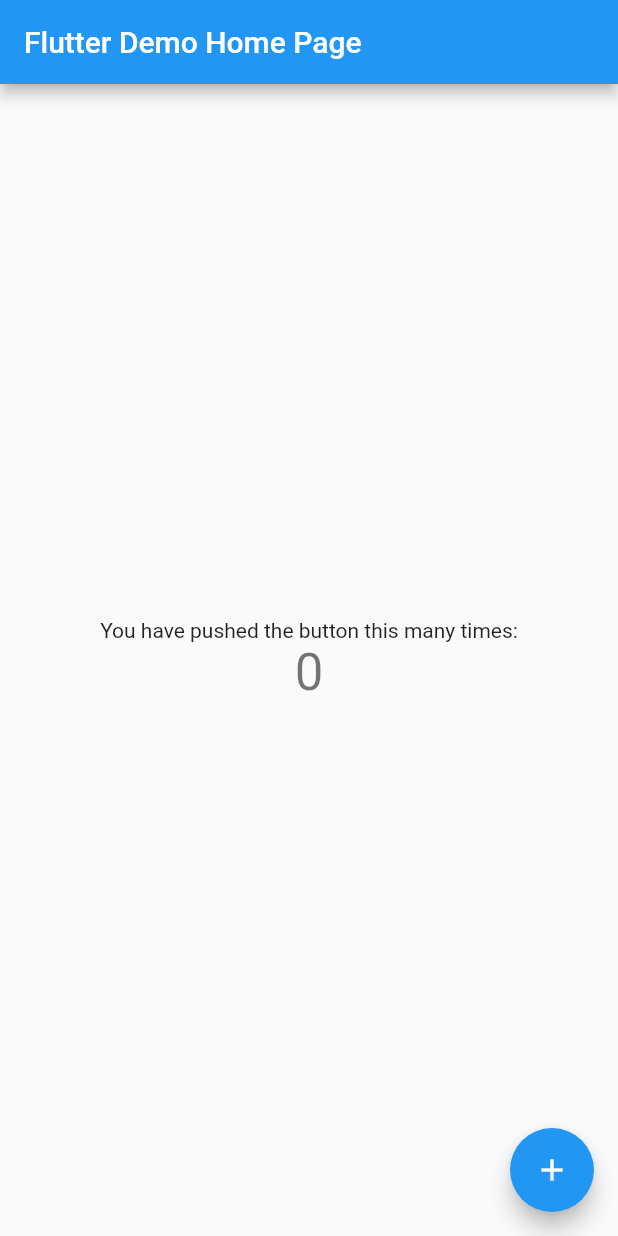
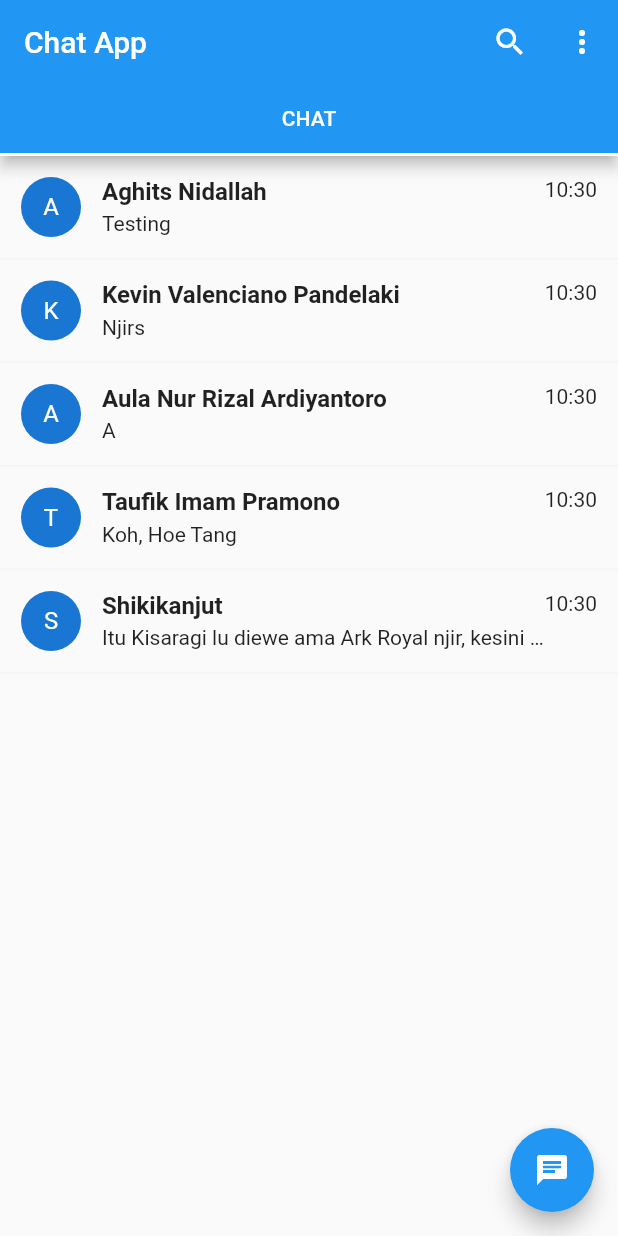
Before and after one commit to NikarashiHatsu/flutter_learning, a Flutter app: the screen it shows after launch, on a phone screen of 412 x 824 dp. Run offline on Flutter 3.47's test engine with Material 2 defaults, Android fonts, the phone set to English and light mode, and no system bars.

Commit message:
feat: added chat app base ui feature

```diff
--- /dev/null
+++ b/lib/components/chat.dart
@@ -0,0 +1,67 @@
+import 'package:flutter/material.dart';
+import 'package:training/pages/chat_detail.dart';
+
+class Chat extends StatelessWidget {
+  final String name;
+  final String lastMessage;
+  final DateTime time;
+  Chat({this.name, this.lastMessage, this.time});
+
+  @override
+  Widget build(BuildContext context) {
+    return GestureDetector(
+      onTap: () {
+        Navigator.push(context, MaterialPageRoute(
+          builder: (context) => ChatroomPage(name: name)
+        ));
+      },
+      child: Container(
+        padding: EdgeInsets.all(14),
+        decoration: BoxDecoration(
+          border: Border(bottom: BorderSide(color: Colors.grey[100]))
+        ),
+        child: Row(
+          crossAxisAlignment: CrossAxisAlignment.start,
+          mainAxisAlignment: MainAxisAlignment.spaceBetween,
+          children: [
+            CircleAvatar(
+              child: Text(name[0]),
+            ),
+            Flexible(
+              flex: 1,
+              fit: FlexFit.tight,
+              child: Column(
+                crossAxisAlignment: CrossAxisAlignment.start,
+                children: [
+                  Container(
+                    padding: const EdgeInsets.only(left: 14.0),
+                    margin: const EdgeInsets.only(bottom: 4.0),
+                    child: Text(
+                      name,
+                      style: TextStyle(
+                        color: Colors.black87,
+                        fontWeight: FontWeight.w600,
+                        fontSize: 16,
+                      ),
+                    ),
+                  ),
+                  Padding(
+                    padding: const EdgeInsets.only(left: 14.0),
+                    child: Text(
+                      lastMessage,
+                      maxLines: 1,
+                      overflow: TextOverflow.ellipsis,
+                    ),
+                  ),
+                ],
+              ),
+            ),
+            Text(
+              "${time.hour}:${time.minute}",
+            ),
+          ],
+        ),
+      ),
+    );
+  }
+}
--- /dev/null
+++ b/lib/helper/get_chatroom_list.dart
@@ -0,0 +1,45 @@
+import 'package:training/model/ChatRoomListModel.dart';
+
+List<ChatRoomListModel> getChatList() {
+
+  List<ChatRoomListModel> chatLists = List<ChatRoomListModel>();
+  ChatRoomListModel chat;
+
+  // 1
+  chat = new ChatRoomListModel();
+  chat.name = 'Aghits Nidallah';
+  chat.lastChat = 'Testing';
+  chat.time = DateTime.now();
+  chatLists.add(chat);
+
+  // 2
+  chat = new ChatRoomListModel();
+  chat.name = 'Kevin Valenciano Pandelaki';
+  chat.lastChat = 'Njirs';
+  chat.time = DateTime.now();
+  chatLists.add(chat);
+
+  // 3
+  chat = new ChatRoomListModel();
+  chat.name = 'Aula Nur Rizal Ardiyantoro';
+  chat.lastChat = 'A';
+  chat.time = DateTime.now();
+  chatLists.add(chat);
+
+  // 4
+  chat = new ChatRoomListModel();
+  chat.name = 'Taufik Imam Pramono';
+  chat.lastChat = 'Koh, Hoe Tang';
+  chat.time = DateTime.now();
+  chatLists.add(chat);
+
+  // 5
+  chat = new ChatRoomListModel();
+  chat.name = 'Shikikanjut';
+  chat.lastChat = 'Itu Kisaragi lu diewe ama Ark Royal njir, kesini cepet';
+  chat.time = DateTime.now();
+  chatLists.add(chat);
+
+  return chatLists;
+
+}
--- /dev/null
+++ b/lib/helper/get_message_list.dart
@@ -0,0 +1,24 @@
+import 'package:training/model/MessageListModel.dart';
+
+List<MessageListModel> getMessageList() {
+
+  List<MessageListModel> chatList = List<MessageListModel>();
+  MessageListModel chat;
+
+  // 1
+  chat = new MessageListModel();
+  chat.name = 'HatsuShiroyuki';
+  chat.chat = 'How are you?';
+  chat.time = DateTime.now();
+  chatList.add(chat);
+
+  // 2
+  chat = new MessageListModel();
+  chat.name = 'HatsuShiroyuki';
+  chat.chat = 'Hello';
+  chat.time = DateTime.now();
+  chatList.add(chat);
+
+  return chatList;
+
+}
--- a/lib/main.dart
+++ b/lib/main.dart
@@ -1,117 +1,59 @@
 import 'package:flutter/material.dart';
+import 'package:training/pages/chatroom.dart';
+import 'package:training/components/status.dart';
+import 'package:training/pages/contacts.dart';
 
 void main() {
-  runApp(MyApp());
+  runApp(
+    MaterialApp(
+      debugShowCheckedModeBanner: false,
+      home: ChattingApp(),
+    ),
+  );
 }
 
-class MyApp extends StatelessWidget {
-  // This widget is the root of your application.
+class ChattingApp extends StatelessWidget {
+  final List<Tab> tabs = <Tab>[
+    Tab(text: 'CHAT'),
+    // Tab(text: 'STATUS'),
+  ];
+
   @override
   Widget build(BuildContext context) {
-    return MaterialApp(
-      title: 'Flutter Demo',
-      theme: ThemeData(
-        // This is the theme of your application.
-        //
-        // Try running your application with "flutter run". You'll see the
-        // application has a blue toolbar. Then, without quitting the app, try
-        // changing the primarySwatch below to Colors.green and then invoke
-        // "hot reload" (press "r" in the console where you ran "flutter run",
-        // or simply save your changes to "hot reload" in a Flutter IDE).
-        // Notice that the counter didn't reset back to zero; the application
-        // is not restarted.
-        primarySwatch: Colors.blue,
-        // This makes the visual density adapt to the platform that you run
-        // the app on. For desktop platforms, the controls will be smaller and
-        // closer together (more dense) than on mobile platforms.
-        visualDensity: VisualDensity.adaptivePlatformDensity,
+    return DefaultTabController(
+      length: tabs.length,
+      child: Scaffold(
+        appBar: AppBar(
+          title: Text('Chat App'),
+          actions: <Widget>[
+            IconButton(
+              icon: Icon(Icons.search, color: Colors.white),
+              onPressed: null,
+            ),
+            IconButton(
+              icon: Icon(Icons.more_vert, color: Colors.white),
+              onPressed: null,
+            ),
+          ],
+          bottom: TabBar(
+            tabs: tabs,
+          ),
+        ),
+        body: TabBarView(
+          children: [
+            ChatRoom(),
+            // Status(),
+          ],
+        ),
+        floatingActionButton: FloatingActionButton(
+          child: Icon(Icons.chat),
+          onPressed: () {
+            Navigator.push(context, MaterialPageRoute(
+              builder: (context) => Contacts(),
+            ));
+          },
+        ),
       ),
-      home: MyHomePage(title: 'Flutter Demo Home Page'),
     );
   }
 }
-
-class MyHomePage extends StatefulWidget {
-  MyHomePage({Key key, this.title}) : super(key: key);
-
-  // This widget is the home page of your application. It is stateful, meaning
-  // that it has a State object (defined below) that contains fields that affect
-  // how it looks.
-
-  // This class is the configuration for the state. It holds the values (in this
-  // case the title) provided by the parent (in this case the App widget) and
-  // used by the build method of the State. Fields in a Widget subclass are
-  // always marked "final".
-
-  final String title;
-
-  @override
-  _MyHomePageState createState() => _MyHomePageState();
-}
-
-class _MyHomePageState extends State<MyHomePage> {
-  int _counter = 0;
-
-  void _incrementCounter() {
-    setState(() {
-      // This call to setState tells the Flutter framework that something has
-      // changed in this State, which causes it to rerun the build method below
-      // so that the display can reflect the updated values. If we changed
-      // _counter without calling setState(), then the build method would not be
-      // called again, and so nothing would appear to happen.
-      _counter++;
-    });
-  }
-
-  @override
-  Widget build(BuildContext context) {
-    // This method is rerun every time setState is called, for instance as done
-    // by the _incrementCounter method above.
-    //
-    // The Flutter framework has been optimized to make rerunning build methods
-    // fast, so that you can just rebuild anything that needs updating rather
-    // than having to individually change instances of widgets.
-    return Scaffold(
-      appBar: AppBar(
-        // Here we take the value from the MyHomePage object that was created by
-        // the App.build method, and use it to set our appbar title.
-        title: Text(widget.title),
-      ),
-      body: Center(
-        // Center is a layout widget. It takes a single child and positions it
-        // in the middle of the parent.
-        child: Column(
-          // Column is also a layout widget. It takes a list of children and
-          // arranges them vertically. By default, it sizes itself to fit its
-          // children horizontally, and tries to be as tall as its parent.
-          //
-          // Invoke "debug painting" (press "p" in the console, choose the
-          // "Toggle Debug Paint" action from the Flutter Inspector in Android
-          // Studio, or the "Toggle Debug Paint" command in Visual Studio Code)
-          // to see the wireframe for each widget.
-          //
-          // Column has various properties to control how it sizes itself and
-          // how it positions its children. Here we use mainAxisAlignment to
-          // center the children vertically; the main axis here is the vertical
-          // axis because Columns are vertical (the cross axis would be
-          // horizontal).
-          mainAxisAlignment: MainAxisAlignment.center,
-          children: <Widget>[
-            Text(
-              'You have pushed the button this many times:',
-            ),
-            Text(
-              '$_counter',
-              style: Theme.of(context).textTheme.headline4,
-            ),
-          ],
-        ),
-      ),
-      floatingActionButton: FloatingActionButton(
-        onPressed: _incrementCounter,
-        tooltip: 'Increment',
-        child: Icon(Icons.add),
-      ), // This trailing comma makes auto-formatting nicer for build methods.
-    );
-  }
-}
--- /dev/null
+++ b/lib/model/ChatRoomListModel.dart
@@ -0,0 +1,5 @@
+class ChatRoomListModel {
+  String name;
+  String lastChat;
+  DateTime time;
+}
--- /dev/null
+++ b/lib/model/ContactListModel.dart
@@ -0,0 +1,6 @@
+class ContactListModel {
+  String name;
+  String status;
+
+  ContactListModel({this.name, this.status});
+}
--- /dev/null
+++ b/lib/model/MessageListModel.dart
@@ -0,0 +1,7 @@
+class MessageListModel {
+  String name;
+  String chat;
+  DateTime time;
+
+  MessageListModel({this.name, this.chat, this.time});
+}
--- /dev/null
+++ b/lib/pages/chatroom.dart
@@ -0,0 +1,36 @@
+import 'package:flutter/material.dart';
+import 'package:training/components/chat.dart';
+import 'package:training/model/ChatRoomListModel.dart';
+import 'package:training/helper/get_chatroom_list.dart';
+
+class ChatRoom extends StatefulWidget {
+  @override
+  _ChatRoomState createState() => _ChatRoomState();
+}
+
+class _ChatRoomState extends State<ChatRoom> {
+  List<ChatRoomListModel> chatList = List<ChatRoomListModel>();
+
+  @override
+  void initState() {
+    super.initState();
+    chatList = getChatList();
+  }
+
+  @override
+  Widget build(BuildContext context) {
+    return Container(
+      child: ListView.builder(
+        scrollDirection: Axis.vertical,
+        itemCount: chatList.length,
+        itemBuilder: (context, index) {
+          return Chat(
+            name: chatList[index].name,
+            lastMessage: chatList[index].lastChat,
+            time: chatList[index].time,
+          );
+        }
+      ),
+    );
+  }
+}
```
Also changed, not shown: lib/components/contact.dart (added, +46 -0 lines), lib/components/message.dart (added, +36 -0 lines), lib/components/status.dart (added, +10 -0 lines), lib/helper/get_contact_list.dart (added, +29 -0 lines), lib/pages/chat_detail.dart (added, +108 -0 lines), lib/pages/contacts.dart (added, +41 -0 lines), 1 other file.
